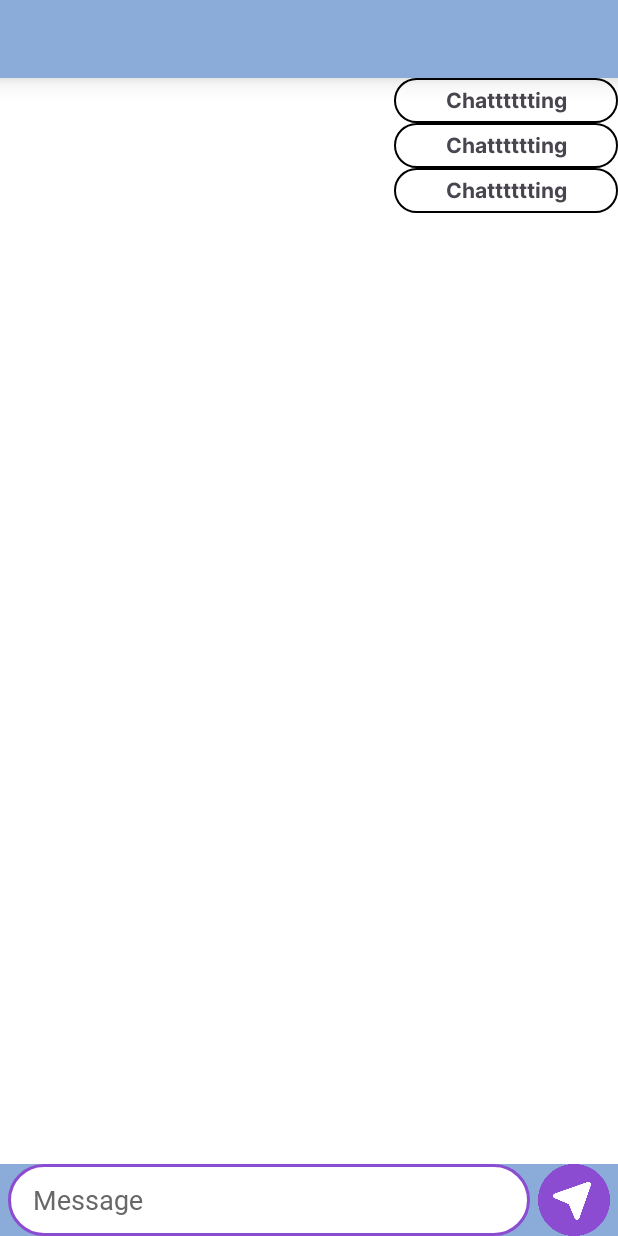
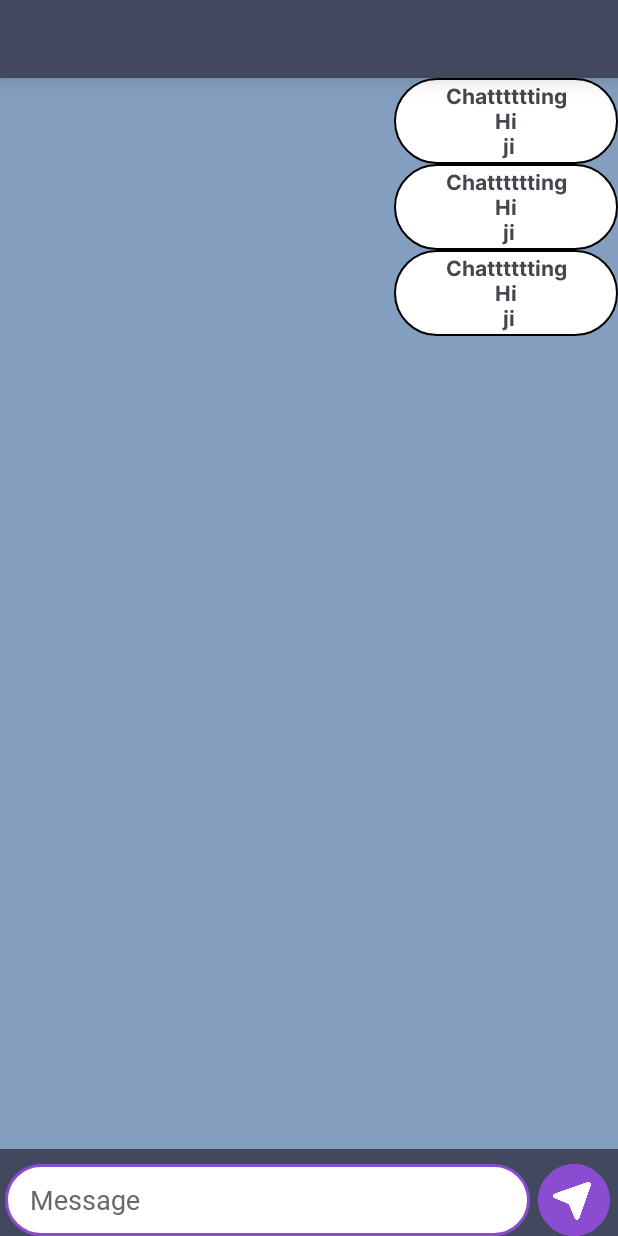
Before and after one commit to astronix1/Orbit, an Android app: the layout activity_chat.xml on its own in the app's theme, with its tools: preview values and no code run, on a phone screen of 412 x 824 dp. Run offline under Robolectric (Android 15) with nearby library versions, the phone set to English and light mode, and no system bars; Roboto replaces fonts that are not available here.

Commit message:
done with the ui part of chat screen

```diff
--- a/app/src/main/java/com/example/myapp/homefrag.kt
+++ b/app/src/main/java/com/example/myapp/homefrag.kt
@@ -37,6 +37,9 @@ class homefrag : Fragment() {
         binding.plannerCard.setOnClickListener{
             startActivity(Intent(requireActivity(), planner::class.java))
         }
+        binding.mentorshipCard.setOnClickListener{
+            startActivity(Intent(requireActivity(),ChatActivity::class.java ))
+        }
         val srf = requireActivity().getSharedPreferences("data_orbit", Context.MODE_PRIVATE)
         val editor = srf.edit()
         val name = srf.getString("name",null)
--- a/app/src/main/res/layout/activity_chat.xml
+++ b/app/src/main/res/layout/activity_chat.xml
@@ -5,8 +5,7 @@
     android:id="@+id/main"
     android:layout_width="match_parent"
     android:layout_height="match_parent"
-    android:background="#8BABD8"
-
+    android:background="#42495F"
     tools:context=".ChatActivity">
 
     <Toolbar
@@ -14,7 +13,7 @@
         android:id="@+id/toolbar"
         android:layout_alignParentTop="true"
         android:elevation="10dp"
-        android:background="#8BABD8"
+        android:background="#42495F"
         android:layout_height="@dimen/_40sdp">
         <androidx.constraintlayout.widget.ConstraintLayout
             android:layout_width="match_parent"
@@ -28,7 +27,7 @@
         android:id="@+id/constraintLayout"
         android:layout_width="match_parent"
         android:layout_height="wrap_content"
-
+        android:paddingTop="10dp"
         android:layout_alignParentBottom="true"
         app:layout_constraintBottom_toBottomOf="parent">
 
@@ -36,7 +35,7 @@
             android:id="@+id/message_field"
             android:layout_width="0dp"
             android:layout_height="@dimen/_37sdp"
-            android:layout_marginStart="5dp"
+            android:layout_marginStart="3dp"
             android:layout_marginEnd="5dp"
 
             android:background="@drawable/rect_txt1"
@@ -67,11 +66,11 @@
 
     <androidx.recyclerview.widget.RecyclerView
         android:layout_width="match_parent"
-        android:background="#FFF"
+        android:id="@+id/recycler_view"
+        android:layout_below="@id/toolbar"
+        android:layout_height="wrap_content"
         android:layout_above="@id/constraintLayout"
-        android:layout_below="@id/toolbar"
         tools:listitem="@layout/chat_item"
-        android:layout_height="wrap_content" />
-
+        android:background="#849EBF"/>
 
 </RelativeLayout>
--- a/app/src/main/res/layout/chat_item.xml
+++ b/app/src/main/res/layout/chat_item.xml
@@ -3,13 +3,17 @@
     xmlns:app="http://schemas.android.com/apk/res-auto"
     xmlns:tools="http://schemas.android.com/tools"
     android:layout_width="match_parent"
-    android:layout_height="30dp">
+    android:layout_height="wrap_content">
 
     <TextView
         android:layout_width="wrap_content"
         android:layout_height="match_parent"
-        android:text="Chatttttting"
+        android:text="Chatttttting\n Hi \n ji"
         android:gravity="center"
+        android:paddingTop="2dp"
+        android:paddingBottom="2dp"
+        android:paddingStart="2dp"
+        android:paddingEnd="2dp"
         android:fontFamily="@font/inter_bold"
         android:background="@drawable/rect2"
         app:layout_constraintEnd_toEndOf="parent"
```
Also changed, not shown: app/src/main/AndroidManifest.xml (+5 -4 lines), app/src/main/java/com/example/myapp/ChatActivity.kt (+12 -3 lines).
